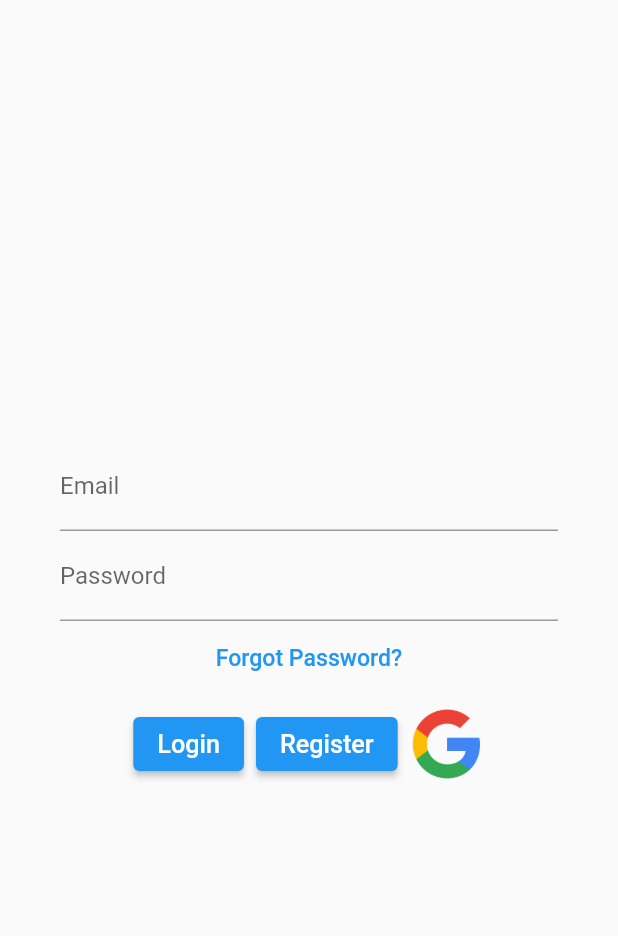
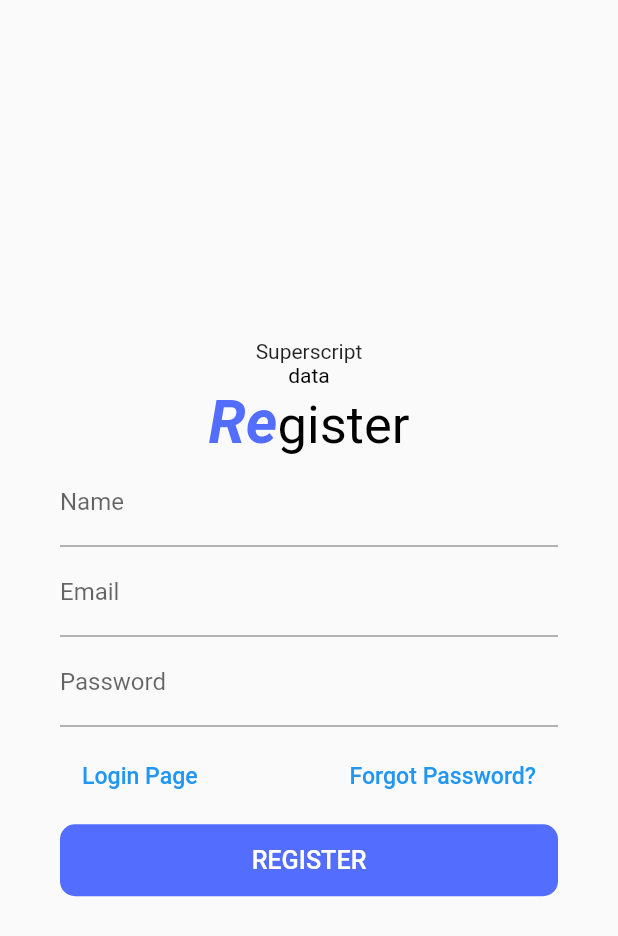
Before and after one commit to mwaseemaw/Chatty, a Flutter app: the screen it shows after launch, on a phone screen of 412 x 824 dp. Shown: the top 936 px of the screen. Run offline on Flutter 3.47's test engine with Material 2 defaults, Android fonts, the phone set to English and light mode, and no system bars; our stand-ins replace cloud_firestore, firebase_auth, firebase_core, firebase_messaging, flutter_local_notifications, google_sign_in and 1 more; accounts and stored records are empty.

Commit message:
font feature

```diff
--- a/lib/Pages/sign_up.dart
+++ b/lib/Pages/sign_up.dart
@@ -1,3 +1,5 @@
+import 'dart:ui';
+
 import 'package:chatty/Firebase/authentication.dart';
 import 'package:chatty/Firebase/google_sign_in.dart';
 import 'package:chatty/Pages/home_page.dart';
@@ -12,10 +14,9 @@ class SignUpPage extends StatefulWidget {
 
 class _SignUpPageState extends State<SignUpPage> {
   CollectionReference userReference = FirebaseFirestore.instance.collection('users');
-
   TextEditingController emailC = TextEditingController();
-
   TextEditingController passwordC = TextEditingController();
+  TextEditingController nameC = TextEditingController();
   checkIfSignedIn(){
     FirebaseAuth.instance.userChanges().listen((User? user) {
       if(user==null){
@@ -41,10 +42,36 @@ class _SignUpPageState extends State<SignUpPage> {
             mainAxisSize: MainAxisSize.min,
             mainAxisAlignment: MainAxisAlignment.center,
             children: [
+              Text(
+                'Superscript',
+                style: TextStyle(
+                  fontFeatures: [
+                    FontFeature.enable('sups'),
+                  ],
+                ),
+              ),
+              Text('data', style: TextStyle(color: Colors.black,fontFeatures: [FontFeature.randomize()])),
+              RichText(
+                text:const TextSpan(
+                  children: [
+                    TextSpan(text: 'Re',style: TextStyle(fontSize: 40,fontStyle: FontStyle.italic,fontWeight: FontWeight.bold, color: Colors.indigoAccent)),
+                    TextSpan(text: 'gister',style: TextStyle(fontSize: 35,fontFeatures: [FontFeature.enable('sups'),FontFeature.superscripts()]))
+                  ],
+                  style: TextStyle(color: Colors.black,fontFeatures: [FontFeature.superscripts()])
+              ), ),
               SizedBox(
                 height: 60,
                 width: MediaQuery.of(context).size.width-80,
-
+                child: TextField(
+                  controller: nameC,
+                  decoration: const InputDecoration(
+                      labelText: 'Name'
+                  ),
+                ),
+              ),
+              SizedBox(
+                height: 60,
+                width: MediaQuery.of(context).size.width-80,
                 child: TextField(
                   controller: emailC,
                   decoration: const InputDecoration(
@@ -62,6 +89,13 @@ class _SignUpPageState extends State<SignUpPage> {
                   ),
                 ),
               ),
+              ButtonBar(
+                alignment: MainAxisAlignment.spaceAround,
+                children: [
+                  TextButton(
+                      onPressed: (){
+
+                  }, child: const Text('Login Page',textScaleFactor: 1.1)),
                   TextButton(onPressed: (){
                     if(emailC.text.isNotEmpty){
 
@@ -69,28 +103,20 @@ class _SignUpPageState extends State<SignUpPage> {
                       buildShowDialog(context,'Please Enter a valid email');
                     }
                   }, child: const Text('Forgot Password?',textScaleFactor: 1.1)),
-              ButtonBar(
-                alignment: MainAxisAlignment.center,
-                children: [
-                  ElevatedButton(
-                      onPressed: ()async{
-                        if(emailC.text.isNotEmpty && passwordC.text.isNotEmpty){
-                            String? result = await FirebaseAuthenticationClass().signIn(email: emailC.text, password: passwordC.text);
-                            if(result == emailC.text){ //Check returned email same as entered email
-                              var token = await FirebaseMessaging.instance.getToken();
-                              await userReference.doc(emailC.text).update({
-                                'token':token
-                              });
-                              Navigator.pushAndRemoveUntil(context, MaterialPageRoute(builder: (_)=>HomePage()), (route) => false);
-                            }else{
-                              buildShowDialog(context, result!);
-                            }
-
-
-
-                        }
-                      }, child: const Text('Login',textScaleFactor: 1.2,)),
-                  ElevatedButton(
+                ],
+              ),
+              // ListTile(
+              //   tileColor: Colors.indigoAccent,
+              //   textColor: Colors.white,
+              //   title: Text('Login',textScaleFactor: 1.2,textAlign: TextAlign.center,),
+              // ),
+              Container(
+                width: MediaQuery.of(context).size.width-80,
+                decoration: BoxDecoration(
+                  color: Colors.indigoAccent,
+                  borderRadius: BorderRadius.circular(10)
+                ),
+                child: TextButton(
                   onPressed: ()async{
                     if(emailC.text.isNotEmpty && passwordC.text.isNotEmpty){
                       var result = await FirebaseAuthenticationClass().signUp(email: emailC.text, password: passwordC.text);
@@ -103,15 +129,10 @@ class _SignUpPageState extends State<SignUpPage> {
                         Navigator.pushAndRemoveUntil(context, MaterialPageRoute(builder: (_)=>HomePage()), (route) => false);
                       }
                     }
-                      }, child: const Text('Register',textScaleFactor: 1.2)),
-                  GestureDetector(
-                    onTap: ()async{
-                      var result = await GoogleSignInAuthClass().gSignIn();
                   },
-                    child: Image.asset('Assets/google-logo.png',height: 50,width: 50,),
-                  )
-                ],
-              )
+                  child: Text('REGISTER',textScaleFactor: 1.2,style: TextStyle(color: Colors.white),),
+                ),
+              ),
             ],
           ),
         ),
--- a/lib/main.dart
+++ b/lib/main.dart
@@ -1,6 +1,5 @@
 
 import 'package:chatty/Pages/sign_up.dart';
-import 'package:chatty/loginPage.dart';
 import 'package:http/http.dart' as http;
 import 'package:chatty/Firebase/chatScreen.dart';
 import 'package:chatty/Firebase/notifications.dart';
```
Also changed, not shown: lib/Pages/sign_in.dart (added, +119 -0 lines). Lines whose indentation alone changed are shown as unchanged.
